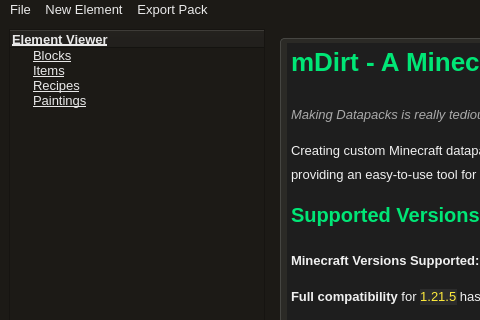
First picture: the form in lib/ui.ui, repository Faith-and-Code-Technologies/mDirt, before the edit; both pictures show x 0 to 480 and y 0 to 320 of the 1003 by 737 pixel window.
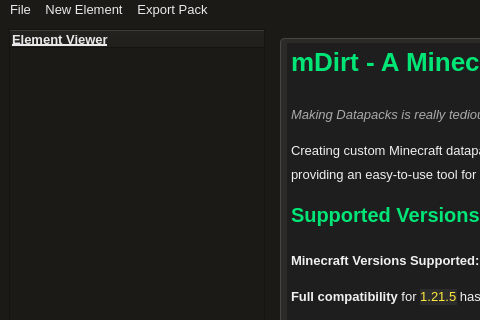
Second picture: the form after the edit.

Commit message: Beginning to install new UI

Diff of the .ui file:
```diff
--- a/lib/ui.ui
+++ b/lib/ui.ui
@@ -1577,46 +1577,6 @@
         </font>
        </property>
       </column>
-      <item>
-       <property name="text">
-        <string>Blocks</string>
-       </property>
-       <property name="font">
-        <font>
-         <underline>true</underline>
-        </font>
-       </property>
-      </item>
-      <item>
-       <property name="text">
-        <string>Items</string>
-       </property>
-       <property name="font">
-        <font>
-         <underline>true</underline>
-        </font>
-       </property>
-      </item>
-      <item>
-       <property name="text">
-        <string>Recipes</string>
-       </property>
-       <property name="font">
-        <font>
-         <underline>true</underline>
-        </font>
-       </property>
-      </item>
-      <item>
-       <property name="text">
-        <string>Paintings</string>
-       </property>
-       <property name="font">
-        <font>
-         <underline>true</underline>
-        </font>
-       </property>
-      </item>
      </widget>
     </item>
    </layout>
```
Left out of the diff: 2 changed lines with no effect on the pictures. The commit also changes 2 other files.
